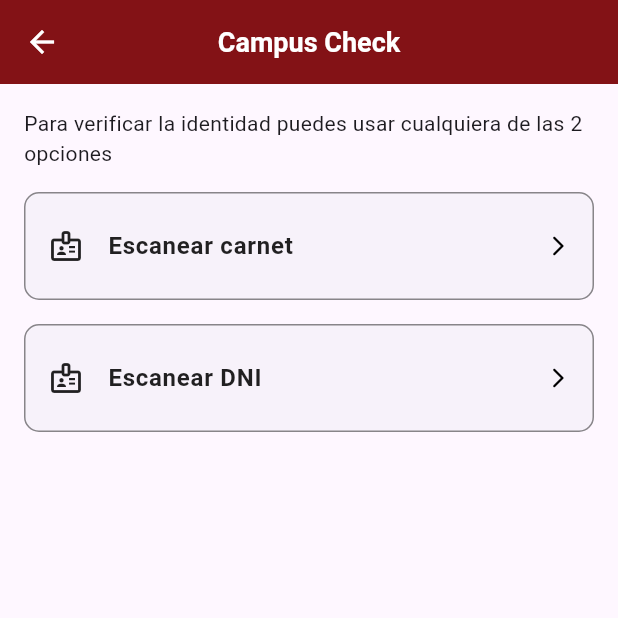
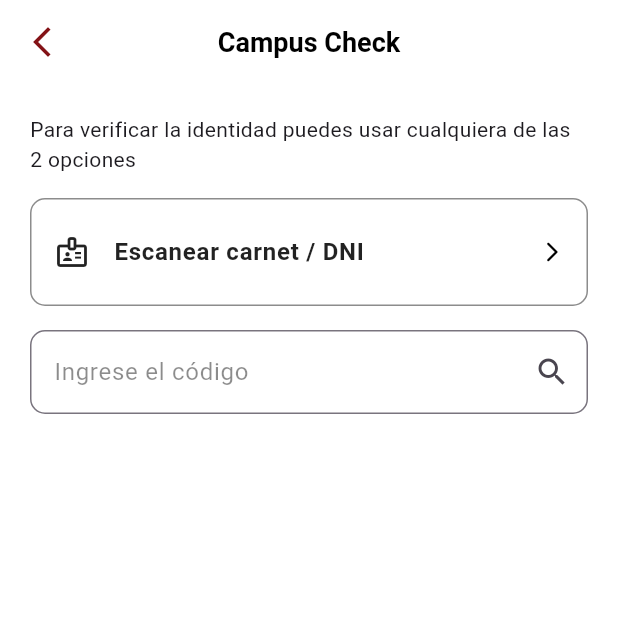
Before and after one commit to martinxanton/campus-check-app, a Flutter app: the HomePage screen opened by its route, on a phone screen of 412 x 824 dp, the top half of it. Run offline on Flutter 3.47's test engine with Material 3 defaults, Android fonts, the phone set to English and light mode, and no system bars; our stand-ins replace camera, custom_sliding_segmented_control, page_transition; missing offline and left inert: google_ml_kit.

Commit message:
Redesign UI

```diff
--- a/lib/main.dart
+++ b/lib/main.dart
@@ -31,10 +31,10 @@ class MyApp extends StatelessWidget {
           backgroundColor: Colors.white,
           titleTextStyle: TextStyle(
               color: Colors.black, fontSize: 18, fontWeight: FontWeight.bold),
-          iconTheme: IconThemeData(color: Colors.black),
+          iconTheme: IconThemeData(color: Color(0xFF831216)),
         ),
       ),
-      initialRoute: Routes.profile,
+      initialRoute: Routes.login,
       onGenerateRoute: Routes.generateRoute,
     );
   }
--- a/lib/routes/routes.dart
+++ b/lib/routes/routes.dart
@@ -19,11 +19,8 @@ class Routes {
       case home:
         return MaterialPageRoute(builder: (context) => const HomePage());
       case profile:
-        return PageTransition(
-            child: const UserProfilePage(),
-            settings: settings,
-            type: PageTransitionType.bottomToTop,
-            duration: const Duration(milliseconds: 500));
+        return MaterialPageRoute(
+            builder: (context) => const UserProfilePage(), settings: settings);
       case login:
         return MaterialPageRoute(builder: (context) => const LoginPage());
       case camera:
--- a/lib/screens/camera_view.dart
+++ b/lib/screens/camera_view.dart
@@ -98,14 +98,12 @@ class _CameraViewState extends State<CameraView> {
                           style: TextStyle(
                               color: _currentSelection == 1
                                   ? Colors.black
-                                  : Colors.white,
-                              fontSize: 16)),
+                                  : Colors.white)),
                       2: Text('Salida',
                           style: TextStyle(
                               color: _currentSelection == 2
                                   ? Colors.black
-                                  : Colors.white,
-                              fontSize: 16)),
+                                  : Colors.white)),
                     },
                     decoration: BoxDecoration(
                       color: Colors.black.withOpacity(0.6),
--- a/lib/screens/home.dart
+++ b/lib/screens/home.dart
@@ -8,13 +8,17 @@ class HomePage extends StatelessWidget {
   Widget build(BuildContext context) {
     return Scaffold(
       appBar: AppBar(
-        iconTheme: const IconThemeData(color: Colors.white),
-        title:
-            const Text('Campus Check', style: TextStyle(color: Colors.white)),
-        backgroundColor: const Color(0xFF831216),
-      ),
+          backgroundColor: Colors.white,
+          title: const Text('Campus Check'),
+          leading: IconButton(
+            icon: const Icon(Icons.arrow_back_ios_new),
+            onPressed: () {
+              Navigator.pop(context);
+            },
+          )),
       body: Container(
-        padding: const EdgeInsets.all(16),
+        color: Colors.white,
+        padding: const EdgeInsets.all(20),
         child: Column(
           children: [
             const Text(
@@ -22,30 +26,29 @@ class HomePage extends StatelessWidget {
             const SizedBox(height: 16),
             CardWidget(
               leftIcon: Icons.badge_outlined,
-              label: 'Escanear carnet',
-              onTap: () {
-                Navigator.pushNamed(context, Routes.camera);
-              },
-            ),
-            CardWidget(
-              leftIcon: Icons.badge_outlined,
-              label: 'Escanear DNI',
+              label: 'Escanear carnet / DNI',
               onTap: () {
                 Navigator.pushNamed(context, Routes.scannerbar);
               },
             ),
-            /*
-            CardWidget(
-              leftIcon: Icons.face_outlined,
-              label: 'Escanear rostro',
-              onTap: () {
-                Navigator.push(
-                    context,
-                    MaterialPageRoute(
-                        builder: (context) => const FaceIdPage()));
-              },
+            TextField(
+              cursorColor: Colors.black45,
+              decoration: InputDecoration(
+                focusedBorder:
+                    OutlineInputBorder(borderRadius: BorderRadius.circular(10)),
+                border: OutlineInputBorder(
+                    borderSide: const BorderSide(color: Colors.black45),
+                    borderRadius: BorderRadius.circular(10)),
+                labelText: 'Ingrese el código',
+                labelStyle: const TextStyle(color: Colors.black45),
+                suffixIcon: IconButton(
+                  icon: const Icon(Icons.search),
+                  onPressed: () {
+                    Navigator.pushNamed(context, Routes.profile);
+                  },
+                ),
+              ),
             ),
-            */
           ],
         ),
       ),
@@ -68,6 +71,7 @@ class CardWidget extends StatelessWidget {
   @override
   Widget build(BuildContext context) {
     return Card(
+      color: Colors.white,
       margin: const EdgeInsets.only(bottom: 16),
       shape: RoundedRectangleBorder(
         borderRadius: BorderRadius.circular(10),
--- a/lib/screens/login.dart
+++ b/lib/screens/login.dart
@@ -118,7 +118,7 @@ class LoginPage extends StatelessWidget {
                                         const Color(0xFF831216)),
                               ),
                               onPressed: () {
-                                Navigator.pop(context, Routes.home);
+                                Navigator.pushNamed(context, Routes.home);
                               },
                               child: const Text(
                                 'Iniciar sesion',
```
Also changed, not shown: lib/screens/user_profile.dart (+20 -7 lines).
